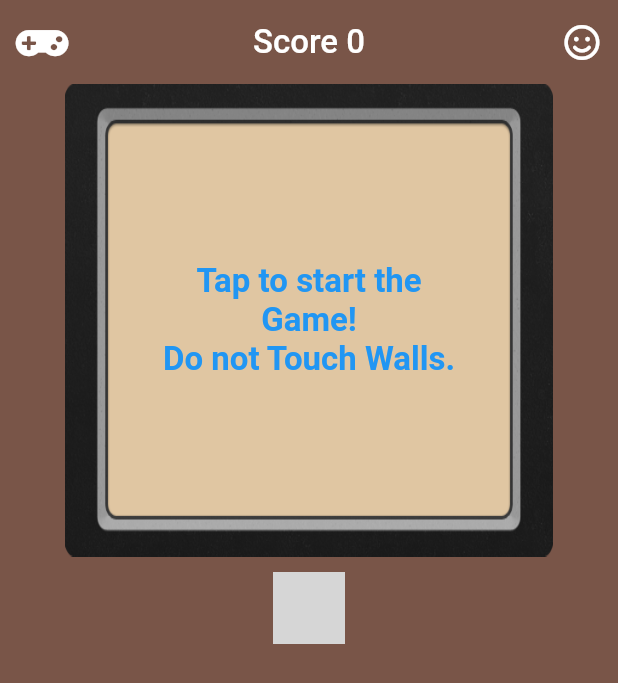
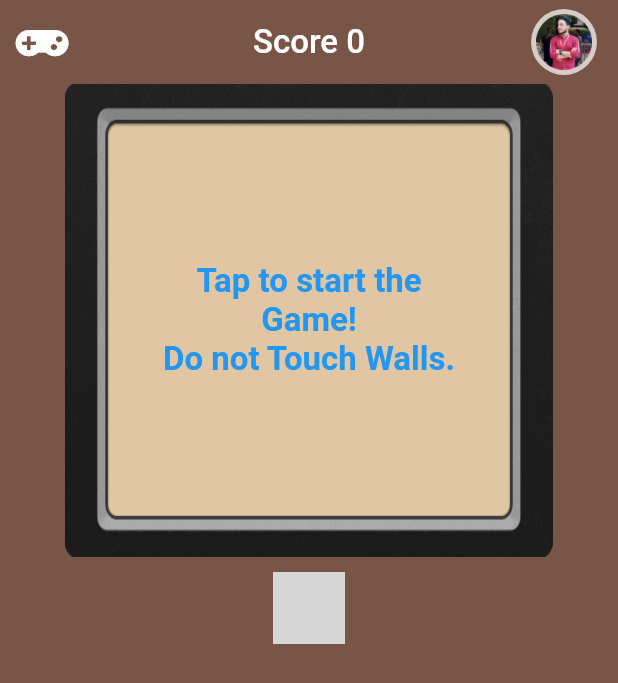
Before and after one commit to uzairleo/leo_snake_game, a Flutter app: the screen it shows after launch, on a phone screen of 412 x 824 dp. Shown: the top 683 px of the screen. Run offline on Flutter 3.47's test engine with Material 2 defaults, Android fonts, the phone set to English and light mode, and no system bars; our stand-ins replace font_awesome_flutter; missing offline and left inert: control_pad; grey boxes are pictures that could not be loaded.

Commit message:
add action widget

```diff
--- a/lib/Widgets/widgets_at_different_game_state.dart
+++ b/lib/Widgets/widgets_at_different_game_state.dart
@@ -24,6 +24,7 @@ final Widget gameRunningChild = Container(
   ),
 );
 double pointSize=15.5;
+
 final Widget newSnakePointInGame = AnimatedContainer(
   duration: Duration(seconds: 1),
   width: 15.5,
--- a/lib/gameLogic/Game.dart
+++ b/lib/gameLogic/Game.dart
@@ -7,6 +7,7 @@ import 'package:leo_snake_game/Widgets/Aboutme.dart';
 import '../customJoyStick/customJoystick.dart';
 import '../Widgets/widgets_at_different_game_state.dart';
 
+AnimationController animController;
 enum Direction { LEFT, RIGHT, UP, DOWN }
 enum GameState { START, RUNNING, FAILURE }
 int score = 0;
@@ -26,16 +27,16 @@ class _GameState extends State<Game> {
   @override
   void initState() {
     super.initState();
-    Timer.periodic(Duration(seconds: 1),onTimeChanged);
+    // Timer.periodic(Duration(seconds: 1),onTimeChanged);
   }
-  onTimeChanged(Timer timer)
-  {
-    setState(() {
+  // onTimeChanged(Timer timer)
+  // {
+  //   setState(() {
 
-      (pointSize==15.5)?
-      pointSize=30.5:pointSize=15.5;
-    });
-  }
+  //     (pointSize==15.5)?
+  //     pointSize=30.5:pointSize=15.5;
+  //   });
+  // }
 
   @override
   Widget build(BuildContext context) {
@@ -64,11 +65,31 @@ class _GameState extends State<Game> {
         size: 28,
       ),
       actions: <Widget>[
-        IconButton(
-            icon: Icon(FontAwesomeIcons.smile),
-            onPressed: () {
-              showAboutmeSheet(context);
-            })
+        GestureDetector(
+          onTap: (){
+            showAboutmeSheet(context);
+          },
+                  child: CircleAvatar(
+            backgroundColor: Colors.white70,
+            radius: 22,
+                    child: Container(
+              width: 37,
+              height: 37,
+              decoration: BoxDecoration(
+                  image: DecorationImage(
+                image: AssetImage('Assets/leo.png'),
+                fit: BoxFit.cover,
+                alignment: Alignment.center,
+              )),
+            ),
+          ),
+        ),
+        SizedBox(width:14.0)
+        // IconButton(
+        //     icon: Icon(FontAwesomeIcons.smile),
+        //     onPressed: () {
+        //       showAboutmeSheet(context);
+        //     })
       ],
       title: Text(
         "Score $score",
```
